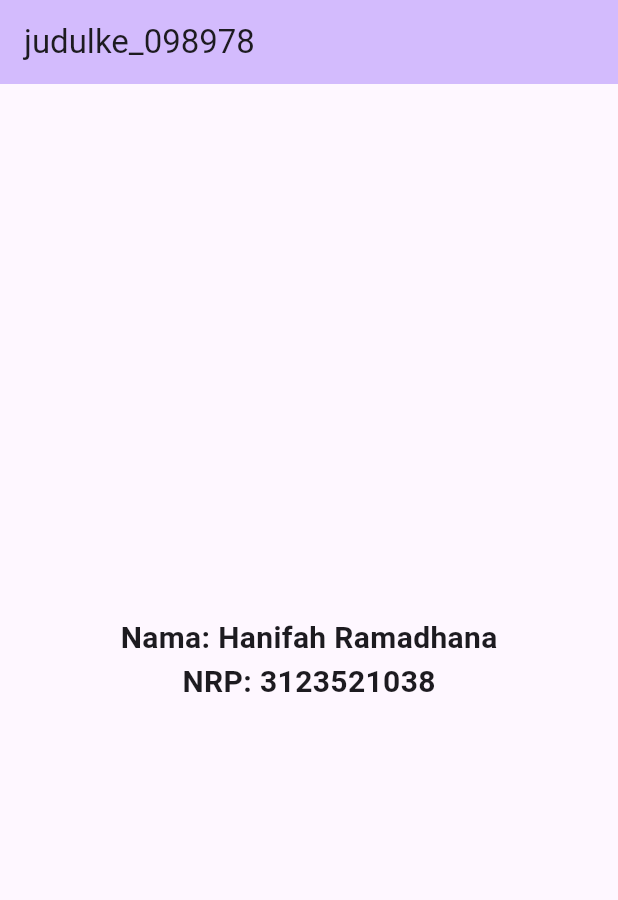
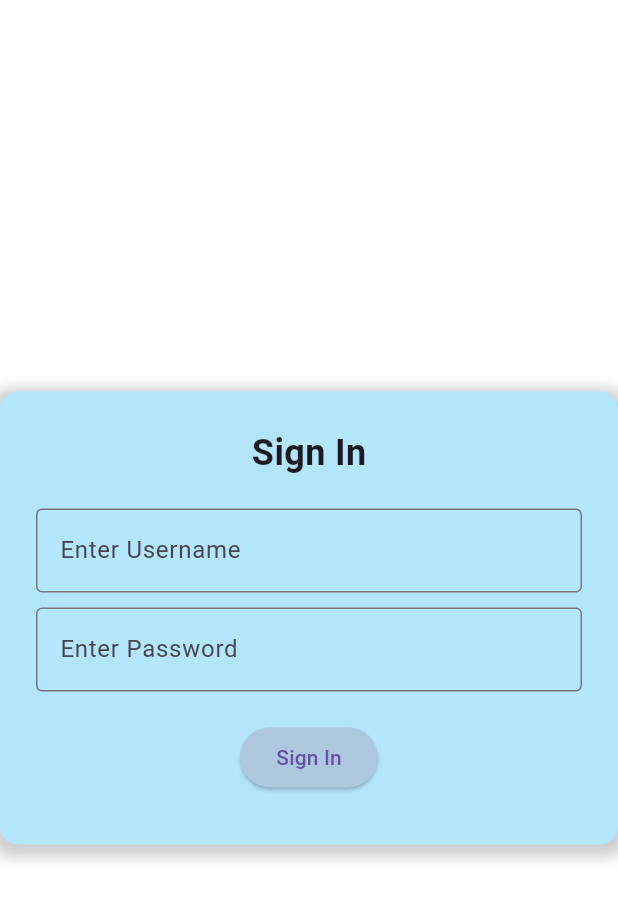
Before and after one commit to Han1-lab/tugasgithub, a Flutter app: the screen it shows after launch, on a phone screen of 412 x 824 dp. Shown: the top 900 px of the screen. Run offline on Flutter 3.47's test engine with Material 3 defaults, Android fonts, the phone set to English and light mode, and no system bars.

Commit message:
update login

```diff
--- /dev/null
+++ b/lib/login_page.dart
@@ -0,0 +1,89 @@
+import 'package:flutter/material.dart';
+import 'temperature_conversion_page.dart';
+
+class LoginPage extends StatelessWidget {
+  final TextEditingController usernameController = TextEditingController();
+  final TextEditingController passwordController = TextEditingController();
+
+  LoginPage({super.key});
+
+  @override
+  Widget build(BuildContext context) {
+    return Scaffold(
+      backgroundColor: Colors.white,
+      body: Center(
+        child: Container(
+          padding: EdgeInsets.all(24),
+          decoration: BoxDecoration(
+            color: Colors.lightBlue[100],
+            borderRadius: BorderRadius.circular(12),
+            boxShadow: [
+              BoxShadow(
+                color: Colors.grey.withOpacity(0.5),
+                spreadRadius: 5,
+                blurRadius: 7,
+                offset: Offset(0, 3),
+              ),
+            ],
+          ),
+          child: Column(
+            mainAxisSize: MainAxisSize.min,
+            children: [
+              Text(
+                'Sign In',
+                style: TextStyle(fontSize: 24, fontWeight: FontWeight.bold),
+              ),
+              SizedBox(height: 20),
+              TextField(
+                controller: usernameController,
+                decoration: InputDecoration(
+                  labelText: 'Enter Username',
+                  border: OutlineInputBorder(),
+                ),
+              ),
+              SizedBox(height: 10),
+              TextField(
+                controller: passwordController,
+                decoration: InputDecoration(
+                  labelText: 'Enter Password',
+                  border: OutlineInputBorder(),
+                ),
+                obscureText: true,
+              ),
+              SizedBox(height: 20),
+              ElevatedButton(
+                onPressed: () {
+                  if (usernameController.text == 'user' && passwordController.text == 'pass') {
+                    Navigator.push(
+                      context,
+                      MaterialPageRoute(builder: (context) => TemperatureConversionPage()),
+                    );
+                  } else {
+                    ScaffoldMessenger.of(context).showSnackBar(
+                      SnackBar(content: Text('Username atau Password salah')),
+                    );
+                  }
+                },
+                style: ElevatedButton.styleFrom(
+                  backgroundColor: const Color.fromARGB(255, 173, 200, 222),
+                ),
+                child: Text('Sign In'),
+              ),
+              SizedBox(height: 10),
+              /*TextButton(
+                onPressed: () {},
+                child: Text('Forgot Password?'),
+              ),
+              SizedBox(height: 10),
+              Text('don\'t have an account?'),
+              TextButton(
+                onPressed: () {},
+                child: Text('Register'),
+              ),*/
+            ],
+          ),
+        ),
+      ),
+    );
+  }
+}
--- a/lib/main.dart
+++ b/lib/main.dart
@@ -1,7 +1,8 @@
 import 'package:flutter/material.dart';
+import 'login_page.dart';
 
 void main() {
-  runApp(const MyApp());
+  runApp(MyApp());
 }
 
 class MyApp extends StatelessWidget {
@@ -10,43 +11,11 @@ class MyApp extends StatelessWidget {
   @override
   Widget build(BuildContext context) {
     return MaterialApp(
-      title: 'Flutter Demo',
+      title: 'Suhu Converter',
       theme: ThemeData(
-        colorScheme: ColorScheme.fromSeed(seedColor: const Color.fromARGB(255, 107, 65, 181)),
-        useMaterial3: true,
+        primarySwatch: Colors.blue,
       ),
-      home: const MyHomePage(title: 'Flutter Demo Home Page'),
+      home: LoginPage(),
     );
   }
 }
-
-class MyHomePage extends StatelessWidget {
-  const MyHomePage({super.key, required this.title});
-
-  final String title;
-
-  @override
-  Widget build(BuildContext context) {
-    return Scaffold(
-      appBar: AppBar(
-        backgroundColor: Theme.of(context).colorScheme.inversePrimary,
-        title: Text('judulke_098978'),
-      ),
-      body: Center(
-        child: Column(
-          mainAxisAlignment: MainAxisAlignment.center,
-          children: <Widget>[
-            const Text(
-              'Nama: Hanifah Ramadhana',
-              style: TextStyle(fontSize: 20, fontWeight: FontWeight.bold),
-            ),
-            const Text(
-              'NRP: 3123521038',
-              style: TextStyle(fontSize: 20, fontWeight: FontWeight.bold),
-            ),
-          ],
-        ),
-      ),
-    );
-  }
-}
--- a/pubspec.yaml
+++ b/pubspec.yaml
@@ -32,9 +32,11 @@ dependencies:
     sdk: flutter
 
 
+
   # The following adds the Cupertino Icons font to your application.
   # Use with the CupertinoIcons class for iOS style icons.
   cupertino_icons: ^1.0.2
+  provider: ^6.1.4
 
 dev_dependencies:
   flutter_test:
```
Also changed, not shown: lib/temperature_conversion_page.dart (added, +117 -0 lines), lib/temperature_provider.dart (added), pubspec.lock.
